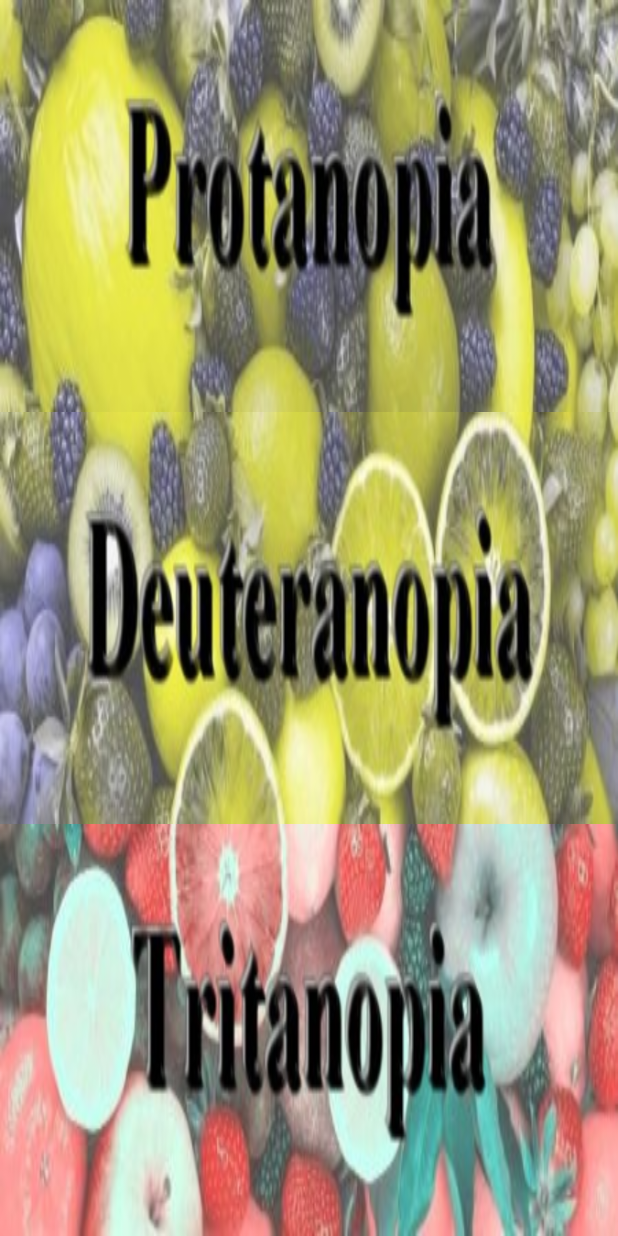
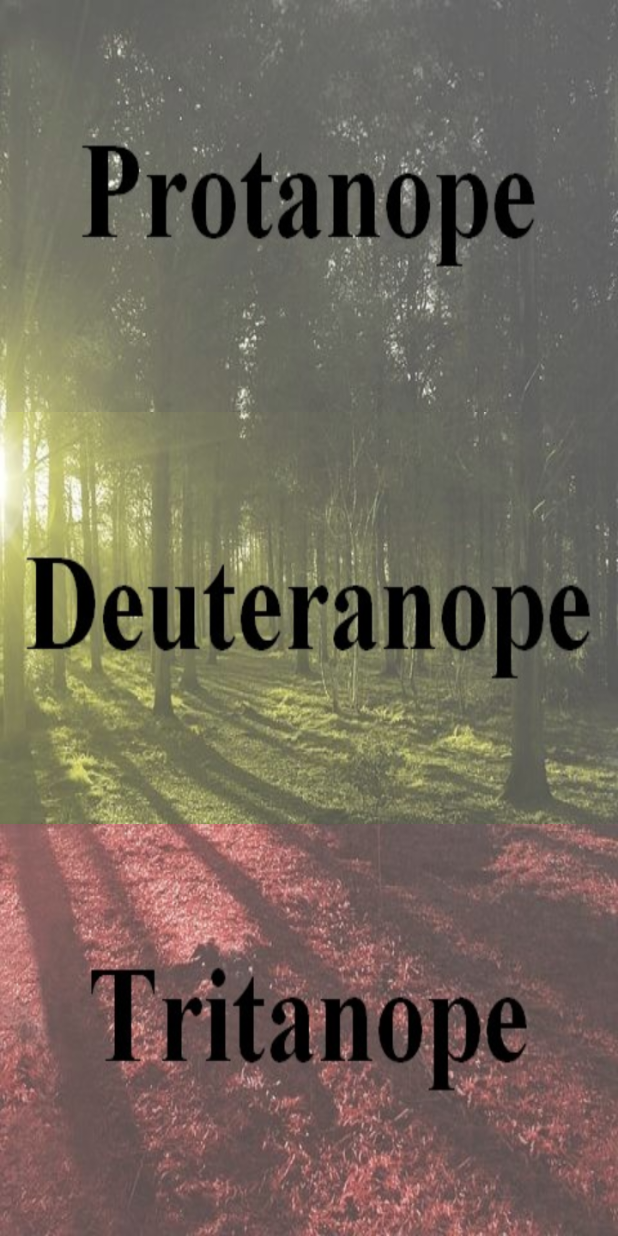
Before and after one commit to sabaimran/colordeficiencyapp, an Android app: the ColorBlindActivity screen opened directly, with no data from a screen before it, on a phone screen of 412 x 824 dp. Run offline under Robolectric (Android 15) with nearby library versions, the phone set to English and light mode, and no system bars.

Commit message:
Changed the background of the Colorblind menu

```diff
--- a/Recolorize/app/src/main/res/layout/activity_color_blind.xml
+++ b/Recolorize/app/src/main/res/layout/activity_color_blind.xml
@@ -16,7 +16,7 @@
             android:layout_height="fill_parent"
             android:layout_gravity="center"
             android:onClick="startProtanopiaActivity"
-            android:background="@mipmap/protanopia_up"/>
+            android:background="@mipmap/land_protanopia_up"/>
 
     </LinearLayout>
 
@@ -32,7 +32,7 @@
             android:layout_height="fill_parent"
             android:layout_gravity="center"
             android:onClick="startDeuteranopiaActivity"
-            android:background="@mipmap/deuteranopia_middle"/>
+            android:background="@mipmap/land_deuteranopia_middle"/>
 
     </LinearLayout>
 
@@ -47,7 +47,7 @@
             android:layout_height="fill_parent"
             android:layout_gravity="center"
             android:onClick="startTritanopiaActivity"
-            android:background="@mipmap/tritanopia_down"/>
+            android:background="@mipmap/land_tritanopia_down"/>
 
     </LinearLayout>
 
```
Also changed, not shown: Recolorize/app/src/main/res/mipmap-mdpi/land_deuteranopia_middle.jpg (added), Recolorize/app/src/main/res/mipmap-mdpi/land_protanopia_up.jpg (added), Recolorize/app/src/main/res/mipmap-mdpi/land_tritanopia_down.jpg (added), 14 other files.
